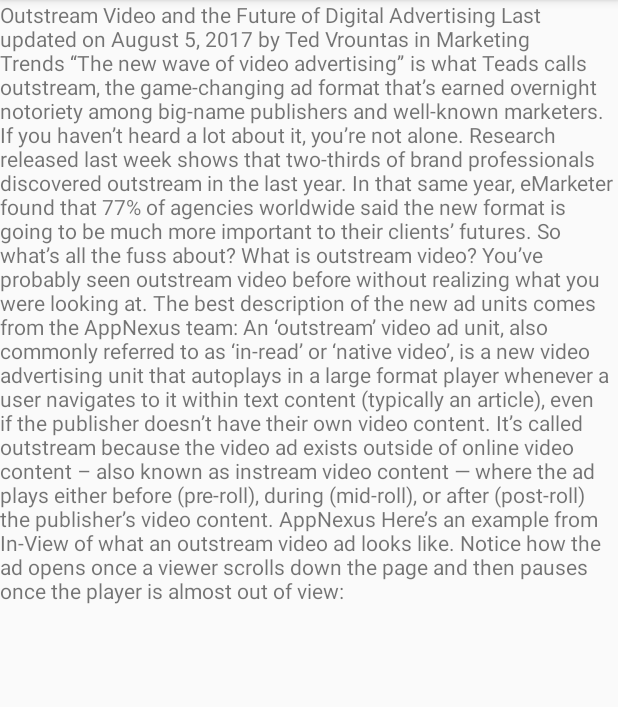
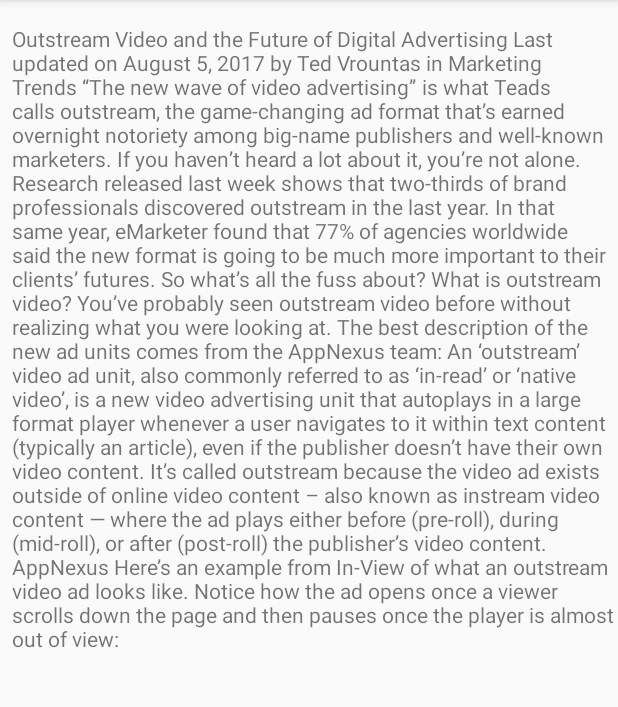
Before and after one commit to jimrain/VCOutstreamAds-Android, an Android app: the screen it shows after launch (ArticleListActivity), on a phone screen of 412 x 824 dp, the part 84-791 px from its top. Run offline under Robolectric (Android 15) with nearby library versions, the phone set to English and light mode, and no system bars; libraries missing offline, so code that uses them is left out: com.brightcove.player; 3 statements that could not run were skipped.

Commit message:
Removed Media Controller, Video Title and made video out start.

```diff
--- a/app/src/main/res/layout/article_item_text.xml
+++ b/app/src/main/res/layout/article_item_text.xml
@@ -7,7 +7,13 @@
     <TextView
         android:id="@+id/text_view"
         android:layout_width="match_parent"
+
         android:layout_height="wrap_content"
+
+        android:layout_marginLeft="16dp"
+        android:layout_marginRight="16dp"
+        android:layout_marginStart="8dp"
+        android:layout_marginTop="16dp"
         android:layout_weight="0.71"
         android:text="TextView" />
 </LinearLayout>
--- a/app/src/main/res/layout/article_item_video.xml
+++ b/app/src/main/res/layout/article_item_video.xml
@@ -5,13 +5,14 @@
         android:layout_height="match_parent"
         android:weightSum="1">
 
+    <!--
     <TextView
         android:id="@+id/video_title_text"
         android:layout_width="match_parent"
         android:layout_height="wrap_content"
         android:textSize="@dimen/item_title_text_size"
         android:textStyle="bold"/>
-
+    -->
     <FrameLayout
         android:id="@+id/video_frame"
         android:layout_width="match_parent"
```
Also changed, not shown: app/src/main/java/net/rainville/android/outstreamads/ArticleListFragment.java (+10 -5 lines).
